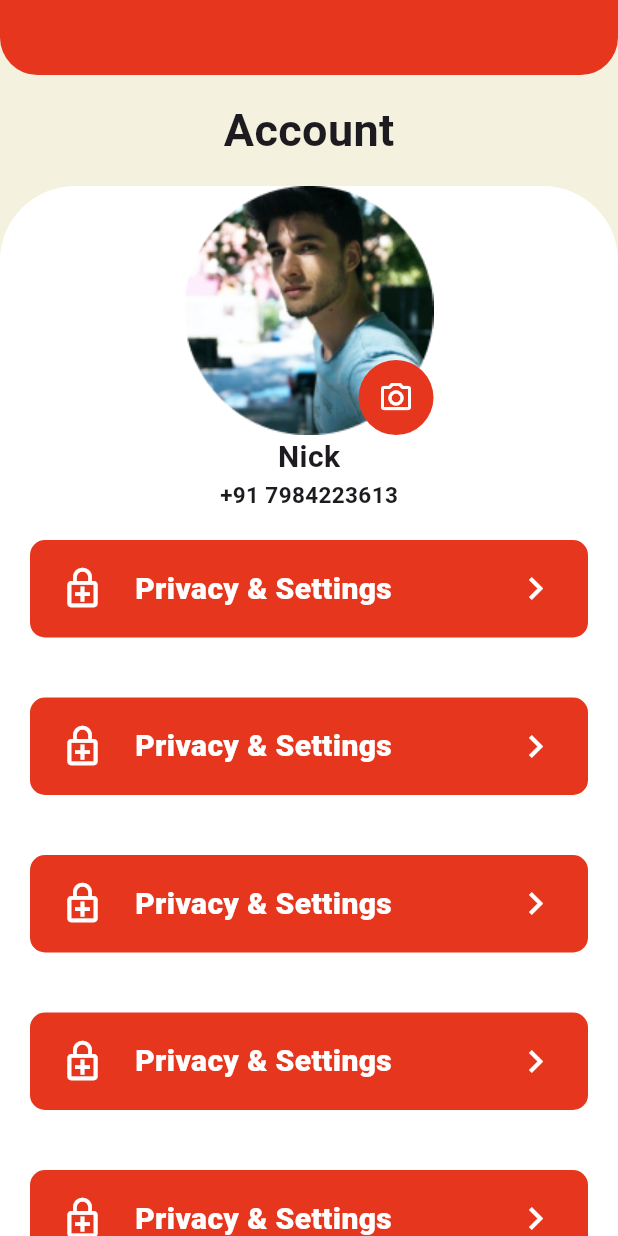
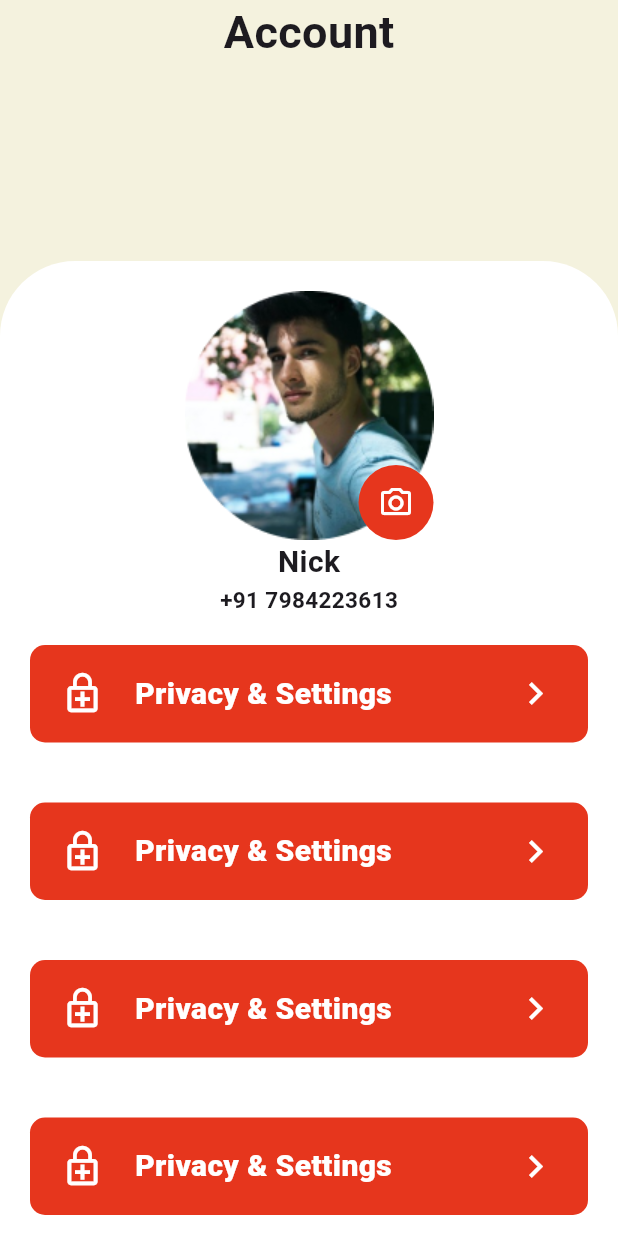
Before and after one commit to MoonStar32/Delivery_Pizza, a Flutter app: the UserScreen screen opened directly, on a phone screen of 412 x 824 dp. Run offline on Flutter 3.47's test engine with Material 3 defaults, Android fonts, the phone set to English and light mode, and no system bars.

```diff
--- a/lib/src/features/user/user_screen.dart
+++ b/lib/src/features/user/user_screen.dart
@@ -18,16 +18,6 @@ class _UserScreenState extends State<UserScreen> {
         child: Column(
           mainAxisAlignment: MainAxisAlignment.spaceBetween,
           children: [
-            Container(
-              height: 50,
-              decoration: const BoxDecoration(
-                color: Color(0xffE6361D),
-                borderRadius: BorderRadius.only(
-                  bottomLeft: Radius.circular(25),
-                  bottomRight: Radius.circular(25),
-                ),
-              ),
-            ),
             const Text(
               "Account",
               style: TextStyle(
@@ -36,7 +26,7 @@ class _UserScreenState extends State<UserScreen> {
               ),
             ),
             Container(
-              height: 700,
+              height: 650,
               decoration: const BoxDecoration(
                 color: Colors.white,
                 borderRadius: BorderRadius.only(
@@ -49,6 +39,9 @@ class _UserScreenState extends State<UserScreen> {
                   Column(
                     mainAxisAlignment: MainAxisAlignment.end,
                     children: [
+                      const SizedBox(
+                        height: 20,
+                      ),
                       Stack(
                         alignment: AlignmentDirectional.bottomEnd,
                         children: [
```
Also changed, not shown: lib/src/features/app/app_runner.dart (added, +91 -0 lines), lib/src/features/auth/auth_log_in.dart (+8 -1 lines), lib/src/features/auth/auth_sign_up.dart (+8 -1 lines).
